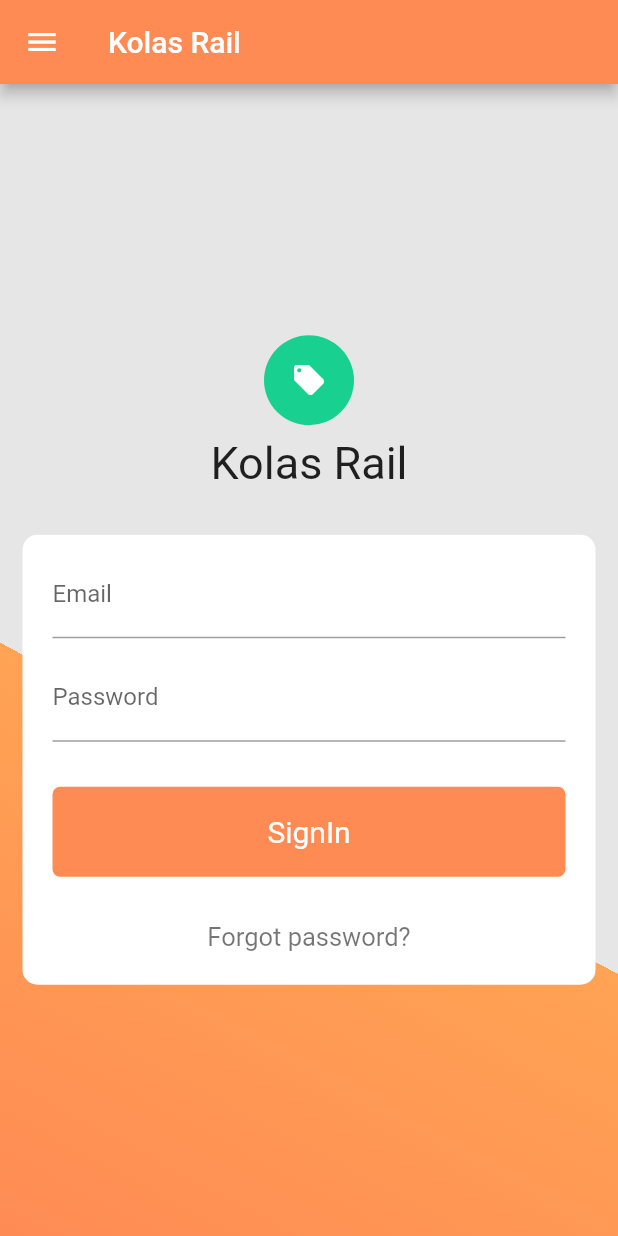
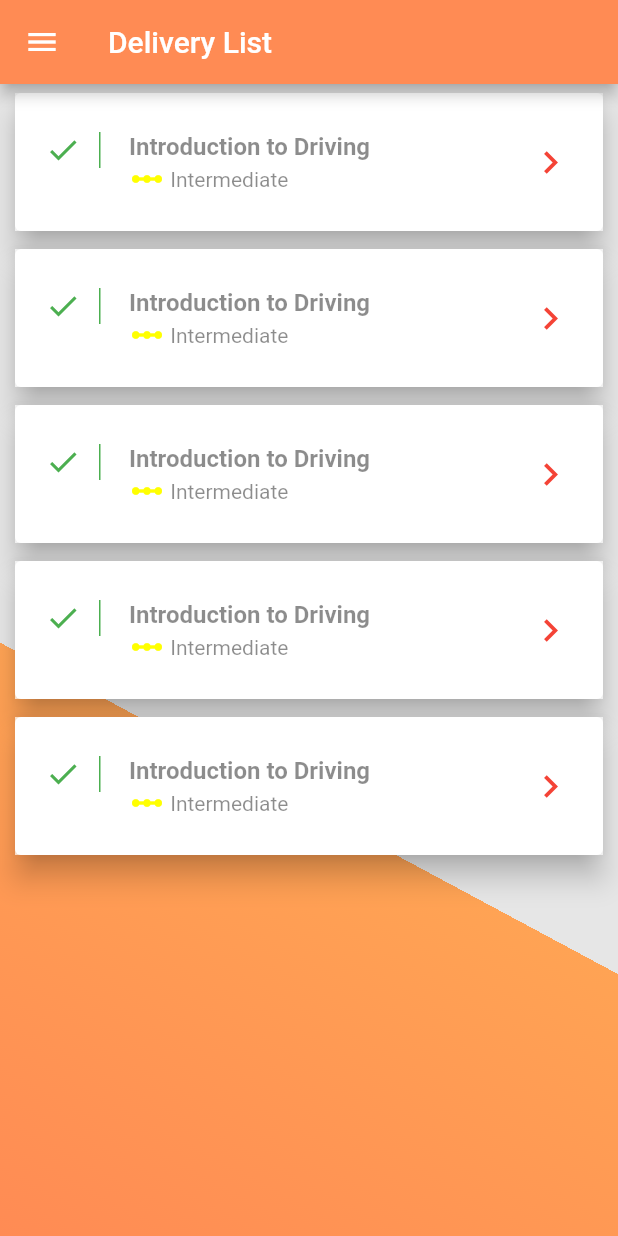
Before and after one commit to muhammadmateen027/KolasRail-Flutter, a Flutter app: the screen it shows after launch, after a tap on "SignIn", on a phone screen of 412 x 824 dp. Run offline on Flutter 3.47's test engine with Material 2 defaults, Android fonts, the phone set to English and light mode, and no system bars.

Commit message:
Created dummy list items

```diff
--- /dev/null
+++ b/lib/delivery_list/items/item_list.dart
@@ -0,0 +1,46 @@
+import 'package:flutter/material.dart';
+
+class ListItems extends StatelessWidget {
+  @override
+  Widget build(BuildContext context) {
+    // TODO: implement build
+    return null;
+  }
+
+  Card getCard() {
+    return new Card(
+      elevation: 8.0,
+      margin: new EdgeInsets.symmetric(horizontal: 10.0, vertical: 6.0),
+      child: Container(
+        decoration: BoxDecoration(color: Colors.white70),
+        child: getTile(),
+      ),
+    );
+  }
+
+  ListTile getTile() {
+    return new ListTile(
+        contentPadding: EdgeInsets.symmetric(horizontal: 20.0, vertical: 10.0),
+        leading: Container(
+          padding: EdgeInsets.only(right: 12.0),
+          decoration: new BoxDecoration(
+              border: new Border(
+                  right: new BorderSide(width: 1.0, color: Colors.green))),
+          child: Icon(Icons.check, color: Colors.green),
+        ),
+        title: Text(
+          "Introduction to Driving",
+          style: TextStyle(color: Colors.black45, fontWeight: FontWeight.bold),
+        ),
+        // subtitle: Text("Intermediate", style: TextStyle(color: Colors.white)),
+
+        subtitle: Row(
+          children: <Widget>[
+            Icon(Icons.linear_scale, color: Colors.yellowAccent),
+            Text(" Intermediate", style: TextStyle(color: Colors.black45))
+          ],
+        ),
+        trailing:
+            Icon(Icons.keyboard_arrow_right, color: Colors.red, size: 30.0));
+  }
+}
--- /dev/null
+++ b/lib/delivery_list/listview.dart
@@ -0,0 +1,158 @@
+import 'package:flutter/material.dart';
+import '../constants/stacked_icons.dart';
+import 'items/item_list.dart';
+// https://github.com/fabiomsr/Flutter-StepByStep
+// https://proandroiddev.com/flutter-thursday-02-beautiful-list-ui-and-detail-page-a9245f5ceaf0
+
+class ListPage extends StatefulWidget {
+  ListPage({Key key, this.title}) : super(key: key);
+  final String title;
+  createState() => _ListPageState();
+}
+
+class _ListPageState extends State<ListPage> {
+  AppBackground app = new AppBackground();
+  ListItems lItem = new ListItems();
+
+  final String appName = "Kolas Rail";
+  final String tabName = "Delivery List";
+  @override
+  Widget build(BuildContext context) {
+    return Scaffold(
+      // appBar: topAppBar(appName),
+      appBar: new AppBar(
+        title: Text(tabName),
+        backgroundColor: const Color(0xFFff8b54),
+      ),
+      backgroundColor: Color.fromRGBO(40, 55, 77, 1.0),
+      drawer: app.appDrawer(context),
+      // bottomNavigationBar: makeBottom,
+      body: Container(
+        decoration: app.appBackground(),
+        child: Center(
+            child: new Container(
+            alignment: Alignment(-1.0, -1.0),
+            child: ListView.builder(
+              scrollDirection: Axis.vertical,
+              shrinkWrap: true,
+              itemCount: 5,
+              itemBuilder: (BuildContext context, int index) {
+                return lItem.getCard();
+              },
+            ),
+          ),
+        ),
+      ),
+    );
+  }
+
+  //Top App bar with Right Icon
+  final topAppBar = (String appTitle) => AppBar(
+        elevation: 0.1,
+        backgroundColor: Color.fromRGBO(58, 66, 86, 1.0),
+        title: Text(appTitle),
+        actions: <Widget>[
+          IconButton(
+            icon: Icon(Icons.list),
+            onPressed: () {},
+          )
+        ],
+      );
+
+  // Bottom Icons and bar
+  final makeBottom = Container(
+    height: 55.0,
+    child: BottomAppBar(
+      color: Color.fromRGBO(58, 66, 86, 1.0),
+      child: Row(
+        mainAxisAlignment: MainAxisAlignment.spaceEvenly,
+        children: <Widget>[
+          IconButton(
+            icon: Icon(Icons.home, color: Colors.white),
+            onPressed: () {},
+          ),
+          IconButton(
+            icon: Icon(Icons.blur_on, color: Colors.white),
+            onPressed: () {},
+          ),
+          IconButton(
+            icon: Icon(Icons.hotel, color: Colors.white),
+            onPressed: () {},
+          ),
+          IconButton(
+            icon: Icon(Icons.account_box, color: Colors.white),
+            onPressed: () {},
+          )
+        ],
+      ),
+    ),
+  );
+
+  // Create Body
+  // final makeBody = Container(
+  //   child: ListView.builder(
+  //     scrollDirection: Axis.vertical,
+  //     shrinkWrap: true,
+  //     itemCount: 10,
+  //     itemBuilder: (BuildContext context, int index) {
+  //       return new Card(
+  //         elevation: 8.0,
+  //         margin: new EdgeInsets.symmetric(horizontal: 10.0, vertical: 6.0),
+  //         child: Container(
+  //           decoration: BoxDecoration(color: Color.fromRGBO(64, 75, 96, .9)),
+  //           child: new ListTile(
+  //             contentPadding: EdgeInsets.symmetric(horizontal: 20.0, vertical: 10.0),
+  //             leading: Container(
+  //               padding: EdgeInsets.only(right: 12.0),
+  //               decoration: new BoxDecoration(
+  //                   border: new Border(
+  //                       right: new BorderSide(width: 1.0, color: Colors.white24))),
+  //               child: Icon(Icons.autorenew, color: Colors.white),
+  //             ),
+  //             title: Text(
+  //               "Introduction to Driving",
+  //               style: TextStyle(color: Colors.white, fontWeight: FontWeight.bold),
+  //             ),
+  //             // subtitle: Text("Intermediate", style: TextStyle(color: Colors.white)),
+
+  //             subtitle: Row(
+  //               children: <Widget>[
+  //                 Icon(Icons.linear_scale, color: Colors.yellowAccent),
+  //                 Text(" Intermediate", style: TextStyle(color: Colors.white))
+  //               ],
+  //             ),
+  //             trailing:
+  //                 Icon(Icons.keyboard_arrow_right, color: Colors.white, size: 30.0)),
+  //         ),
+  //       );
+  //     },
+  //   ),
+  // );
+
+  // create Cards
+
+  // Items inside card
+  // final makeListTile = new ListTile(
+  //     contentPadding: EdgeInsets.symmetric(horizontal: 20.0, vertical: 10.0),
+  //     leading: Container(
+  //       padding: EdgeInsets.only(right: 12.0),
+  //       decoration: new BoxDecoration(
+  //           border: new Border(
+  //               right: new BorderSide(width: 1.0, color: Colors.white24))),
+  //       child: Icon(Icons.autorenew, color: Colors.white),
+  //     ),
+  //     title: Text(
+  //       "Introduction to Driving",
+  //       style: TextStyle(color: Colors.white, fontWeight: FontWeight.bold),
+  //     ),
+  //     // subtitle: Text("Intermediate", style: TextStyle(color: Colors.white)),
+
+  //     subtitle: Row(
+  //       children: <Widget>[
+  //         Icon(Icons.linear_scale, color: Colors.yellowAccent),
+  //         Text(" Intermediate", style: TextStyle(color: Colors.white))
+  //       ],
+  //     ),
+  //     trailing:
+  //         Icon(Icons.keyboard_arrow_right, color: Colors.white, size: 30.0));
+}
--- a/lib/dummy.dart
+++ b/lib/dummy.dart
@@ -1 +1 @@
-export PATH=/Users/muhammadmateen/downloads/flutter/flutter-2/bin:$PATH
+// export PATH=/Users/muhammadmateen/downloads/flutter/flutter-2/bin:$PATH
--- a/lib/Login.dart
+++ b/lib/login/Login.dart
@@ -1,6 +1,8 @@
 import "package:flutter/material.dart";
-import 'stacked_icons.dart';
 import 'package:flutter/services.dart';
+
+import '../constants/stacked_icons.dart';
+import '../delivery_list/listview.dart';
 
 class Login extends StatelessWidget {
   final String title;
@@ -82,7 +84,7 @@ class LoginState extends State<LoginPageContent> {
                 padding:
                     const EdgeInsets.only(left: 20.0, right: 20.0, top: 30.0),
                 child: GestureDetector(
-                  onTap: () {print('I am pressed');},
+                    onTap: () => _onLoginTapped(context),
                     child: Container(
                       alignment: Alignment.center,
                       height: 60.0,
@@ -91,22 +93,20 @@ class LoginState extends State<LoginPageContent> {
                           borderRadius: new BorderRadius.circular(5.0)),
                       child: new Text(
                         "SignIn",
-                      style: new TextStyle(fontSize: 20.0, color: Colors.white),
+                        style:
+                            new TextStyle(fontSize: 20.0, color: Colors.white),
                       ),
-                  )
+                    )),
               ),
-              ),
-
               Padding(
-                    padding: const EdgeInsets.only(
-                        left: 20.0, right: 20.0, top: 10.0),
+                padding:
+                    const EdgeInsets.only(left: 20.0, right: 20.0, top: 10.0),
                 child: new Container(
                   alignment: Alignment.center,
                   height: 60.0,
                   child: new Text(
                     "Forgot password?",
-                        style: new TextStyle(
-                            fontSize: 17.0, color: Colors.black54),
+                    style: new TextStyle(fontSize: 17.0, color: Colors.black54),
                   ),
                 ),
               )
@@ -117,7 +117,13 @@ class LoginState extends State<LoginPageContent> {
     );
   }
 
-
+  void _onLoginTapped(BuildContext context) {
+    Navigator.push(
+        context,
+        MaterialPageRoute(
+          builder: (context) => new ListPage(title: 'Lessons'),
+        ));
+  }
 }
 
 // class CustomLoginPage extends StatefulWidget {
--- a/lib/main.dart
+++ b/lib/main.dart
@@ -1,5 +1,6 @@
 import 'package:flutter/material.dart';
-import 'Login.dart';
+import 'login/Login.dart';
+import 'delivery_list/listview.dart';
 
 void main() => runApp(MainPage());
 
```
Also changed, not shown: lib/constants/stacked_icons.dart (renamed from lib/stacked_icons.dart). Lines whose indentation alone changed are shown as unchanged.
